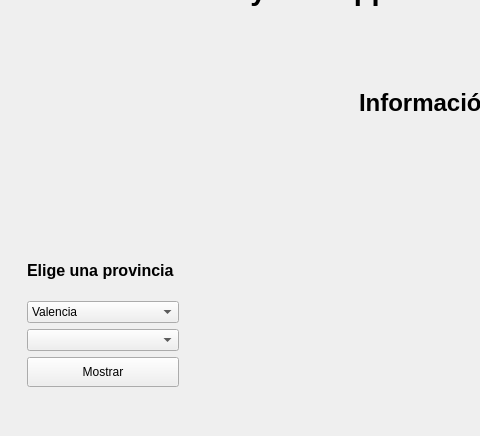
First picture: the form in form.ui.bkp.ui, repository GeorgiGB/GGB_QT_AppCovid, before the edit; both pictures show x 0 to 480 and y 114 to 550 of the 681 by 550 pixel window.
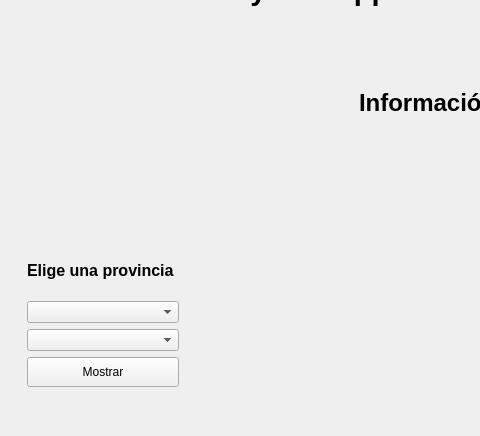
Second picture: the form after the edit. Icons and pictures are not drawn.

```diff
--- a/form.ui.bkp.ui
+++ b/form.ui.bkp.ui
@@ -78,7 +78,7 @@
        <item>
         <widget class="QWidget" name="Opciones" native="true">
          <property name="sizePolicy">
-          <sizepolicy hsizetype="Maximum" vsizetype="Minimum">
+          <sizepolicy hsizetype="Fixed" vsizetype="Fixed">
            <horstretch>150</horstretch>
            <verstretch>80</verstretch>
           </sizepolicy>
@@ -200,6 +200,9 @@
             <property name="cursor">
              <cursorShape>PointingHandCursor</cursorShape>
             </property>
+            <property name="placeholderText">
+             <string>Provincias</string>
+            </property>
             <item>
              <property name="text">
               <string>Valencia</string>
```
Left out of the diff: 8 changed lines with no effect on the pictures.
